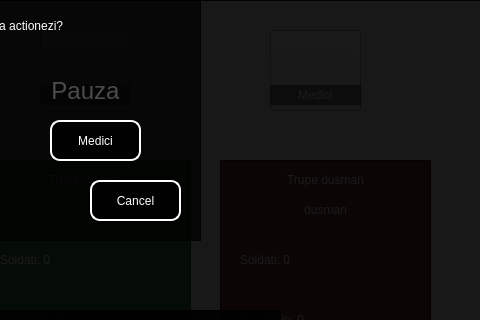
This is ACL/AncientClient/windowattack.ui in marcu26/POO_proiect as Qt 5 draws it before an edit; both pictures show x 320 to 800 and y 0 to 320 of the 800 by 600 pixel window. The edited form follows.
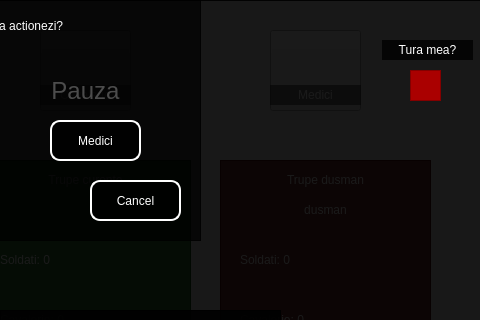
This is the edited form.

Patch:
```diff
--- a/ACL/AncientClient/windowattack.ui
+++ b/ACL/AncientClient/windowattack.ui
@@ -819,6 +819,45 @@
      </property>
     </widget>
    </widget>
+   <widget class="QFrame" name="tura">
+    <property name="geometry">
+     <rect>
+      <x>730</x>
+      <y>70</y>
+      <width>31</width>
+      <height>31</height>
+     </rect>
+    </property>
+    <property name="styleSheet">
+     <string notr="true">background-color: rgb(170, 0, 0);</string>
+    </property>
+    <property name="frameShape">
+     <enum>QFrame::StyledPanel</enum>
+    </property>
+    <property name="frameShadow">
+     <enum>QFrame::Raised</enum>
+    </property>
+   </widget>
+   <widget class="QLabel" name="label_2">
+    <property name="geometry">
+     <rect>
+      <x>702</x>
+      <y>40</y>
+      <width>91</width>
+      <height>20</height>
+     </rect>
+    </property>
+    <property name="styleSheet">
+     <string notr="true">background-color: rgba(0, 0, 0,80%);
+color: rgb(255,255,255);</string>
+    </property>
+    <property name="text">
+     <string>Tura mea?</string>
+    </property>
+    <property name="alignment">
+     <set>Qt::AlignCenter</set>
+    </property>
+   </widget>
   </widget>
  </widget>
  <resources/>
```
